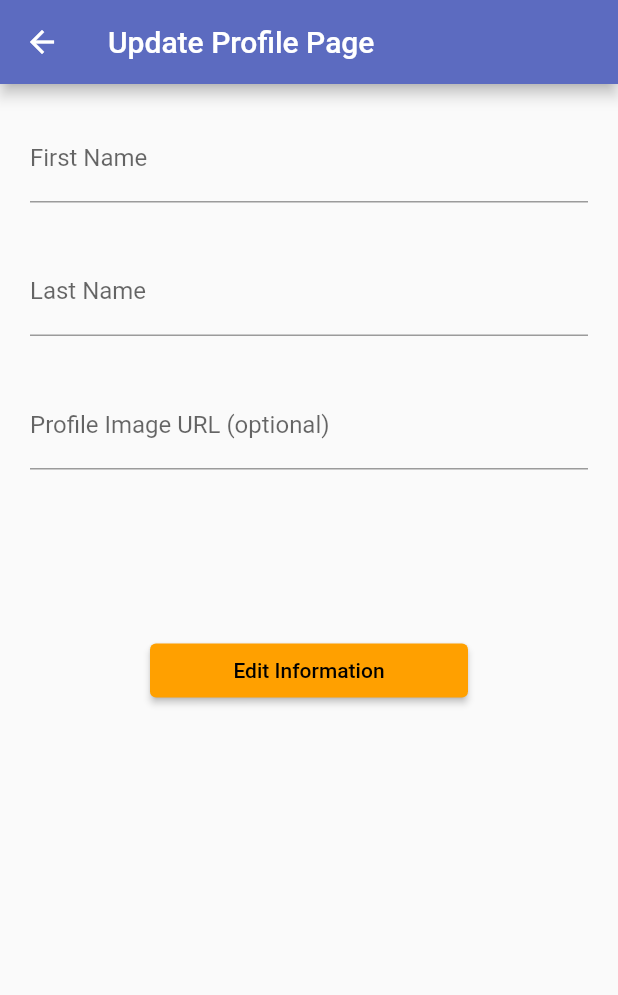
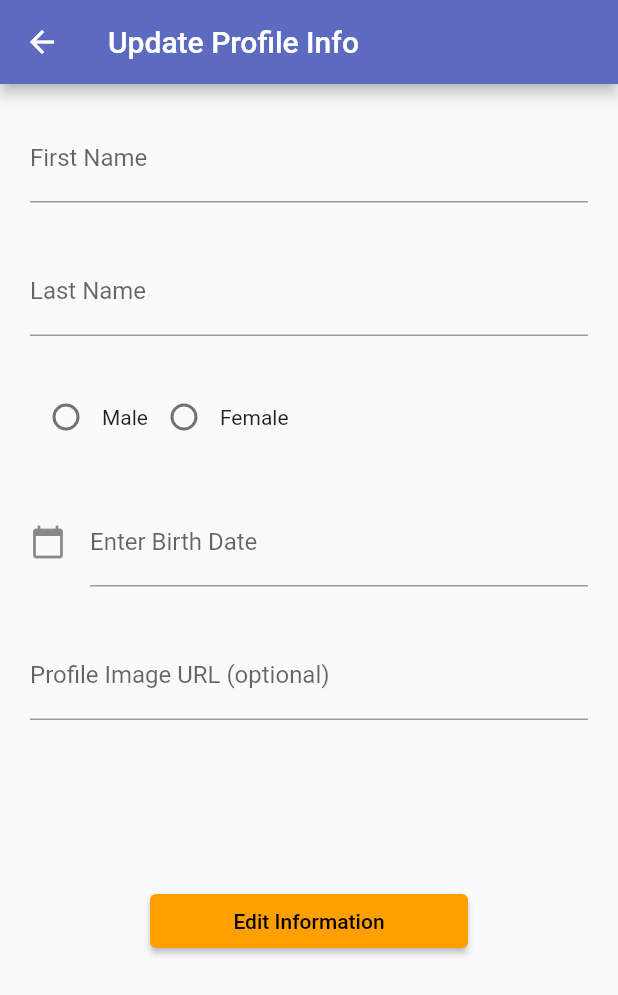
Before and after one commit to Panichito/Overdose-Software, a Flutter app: the UIPage screen opened directly, in the side drawer, after a tap on "Profile", on a phone screen of 412 x 824 dp. Shown: the top 995 px of the screen. Run offline on Flutter 3.47's test engine with Material 2 defaults, Android fonts, the phone set to English and light mode, and no system bars; our stand-ins replace email_validator, searchfield, shared_preferences; accounts and stored records are empty; network calls fail; statements that could not run were skipped.

Commit message:
PUT request for update profile info

```diff
--- a/app/lib/pages/UI.dart
+++ b/app/lib/pages/UI.dart
@@ -151,8 +151,9 @@ class _UIPageState extends State<UIPage> {
       setState(() {
         var fname=pref.getString('first_name');
         var lname=pref.getString('last_name');
+        var gender=pref.getString('gender');
         _role=pref.getString('role');
-        fullname='Hello, $fname $lname ($_role)';
+        fullname='Hello, $fname $lname'+'\n'+'($gender $_role)';
       });
     }
   }
@@ -166,7 +167,14 @@ class _UIPageState extends State<UIPage> {
       var bdate=pref.getString('birthdate');
       var gen=pref.getString('gender');
       var pfp=pref.getString('profilepic');
-      Navigator.push(context, MaterialPageRoute(builder: (context)=>UpdateProfilePage(id, fname, lname, bdate, gen, pfp)));
+      Navigator.push(context, MaterialPageRoute(
+        builder: (context)=>UpdateProfilePage(id, fname, lname, bdate, gen, pfp))).then((value) {
+          setState(() {
+            if(value=='delete') {
+            }
+            checkFullname();
+          });
+        });
     });
   }
 
--- a/app/lib/pages/updateProfile.dart
+++ b/app/lib/pages/updateProfile.dart
@@ -1,4 +1,13 @@
+import 'dart:io';
+
 import 'package:flutter/material.dart';
+import 'package:intl/intl.dart';
+// http method packages
+import 'package:http/http.dart' as http;
+import 'dart:async';
+import 'dart:convert';
+
+import 'package:shared_preferences/shared_preferences.dart';
 
 class UpdateProfilePage extends StatefulWidget {
   final v1, v2, v3, v4, v5, v6;
@@ -13,8 +22,8 @@ class _UpdateProfilePageState extends State<UpdateProfilePage> {
   TextEditingController fname=TextEditingController();
   TextEditingController lname=TextEditingController();
   TextEditingController bdate=TextEditingController();
-  TextEditingController gender=TextEditingController();
   TextEditingController pfp=TextEditingController();
+  String? gender;
 
   @override
   void initState() {
@@ -28,13 +37,15 @@ class _UpdateProfilePageState extends State<UpdateProfilePage> {
     _v6=widget.v6;  // profile pic
     fname.text=_v2;
     lname.text=_v3;
+    bdate.text=_v4;
+    gender=_v5;
     pfp.text=_v6;
   }
 
   @override
   Widget build(BuildContext context) {
     return Scaffold(
-      appBar: AppBar(title: Text('Update Profile Page'),  backgroundColor: Colors.indigo[400]),
+      appBar: AppBar(title: Text('Update Profile Info'),  backgroundColor: Colors.indigo[400]),
       body: Padding(
         padding: const EdgeInsets.all(20),
         child: ListView(
@@ -49,6 +60,36 @@ class _UpdateProfilePageState extends State<UpdateProfilePage> {
               decoration: InputDecoration(labelText: 'Last Name'),
             ),
             SizedBox(height: 30),
+            genderRadio(),
+            SizedBox(height: 30),
+            TextField(
+              controller: bdate,
+              decoration: InputDecoration(
+                icon: Icon(Icons.calendar_today),
+                labelText: 'Enter Birth Date'
+              ),
+              readOnly: true,
+              onTap: () async {
+                DateTime? pickedDate = await showDatePicker(
+                  context: context,
+                  initialDate: DateTime.now(),
+                  firstDate: DateTime(1900),
+                  lastDate: DateTime(2101)
+                );
+                if(pickedDate!=null ){
+                      print(pickedDate);
+                      String formattedDate=DateFormat('yyyy-MM-dd').format(pickedDate);
+                      print(formattedDate);
+                      setState(() {
+                        bdate.text=formattedDate;
+                      });
+                  }
+                else{
+                  print("Date is not selected");
+                }
+              }
+            ),
+            SizedBox(height: 30),
             TextField(  // for demo profile url image
               controller: pfp,
               decoration: InputDecoration(labelText: 'Profile Image URL (optional)'),
@@ -58,16 +99,54 @@ class _UpdateProfilePageState extends State<UpdateProfilePage> {
               padding: const EdgeInsets.all(80),
               child: ElevatedButton(
                 onPressed: () {
+                  send_profile_info();
+                  final snackBar=SnackBar(content: const Text('Your information has been updated.'));
+                  ScaffoldMessenger.of(context).showSnackBar(snackBar);
                 },
                 child: Text("Edit Information", style: TextStyle(color: Colors.black)),
                 style: ButtonStyle(
                   backgroundColor: MaterialStateProperty.all(Colors.amber[700]),
                 ),
               ),
-            )
+            ),
           ],
         ),
       ),
     );
   }
+
+  Widget genderRadio() {
+    return Row(
+      children: [
+        Radio(value: 'MALE', groupValue: gender, onChanged: (String? value) {
+          setState(() {
+            gender=value;
+          });
+        }),
+        Text('Male', style: TextStyle(fontSize: 14)),
+        Radio(value: 'FEMALE', groupValue: gender, onChanged: (String? value) {
+          setState(() {
+            gender=value;
+          });
+        }),
+        Text('Female', style: TextStyle(fontSize: 14)),
+      ],
+    );
+  }
+
+  Future<void> send_profile_info() async {
+    var url=Uri.https('weatherreporto.pythonanywhere.com', '/api/update-profile/$_v1');
+    Map<String, String> header={"Content-type":"application/json"};
+    String jsondata='{"first_name":"${fname.text}", "last_name":"${lname.text}", "Member_gender":"$gender", "Member_birthdate":"${bdate.text}", "Member_URLPic":"${pfp.text}"}';
+    //print(jsondata);
+    var response=await http.put(url, headers: header, body: jsondata);
+    print('update profile info here');
+    print(response.body);
+    final SharedPreferences pref=await SharedPreferences.getInstance();
+    pref.setString('first_name', fname.text);
+    pref.setString('last_name', lname.text);
+    pref.setString('gender', gender!);
+    pref.setString('birthdate', bdate.text);
+    pref.setString('profilepic', pfp.text);
+  }
 }
```
